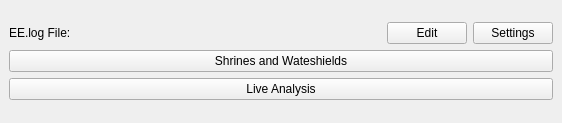
First picture: the form in yatewindow.ui, repository palindromiq/YATE, before the edit.
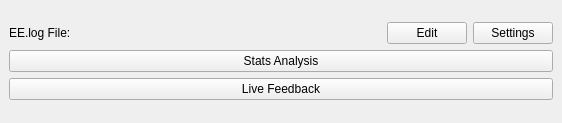
Second picture: the form after the edit.

Commit message: Finish Stats Analysis

The edit to the form file:
```diff
--- a/yatewindow.ui
+++ b/yatewindow.ui
@@ -70,14 +70,14 @@
       <item>
        <widget class="QPushButton" name="btnShrineWater">
         <property name="text">
-         <string>Shrines and Wateshields</string>
+         <string>Stats Analysis</string>
         </property>
        </widget>
       </item>
       <item>
        <widget class="QPushButton" name="btnLiveFeedback">
         <property name="text">
-         <string>Live Analysis</string>
+         <string>Live Feedback</string>
         </property>
        </widget>
       </item>
```
Left out of the diff: 2 changed lines with no effect on the pictures. The commit also changes 19 other files.
